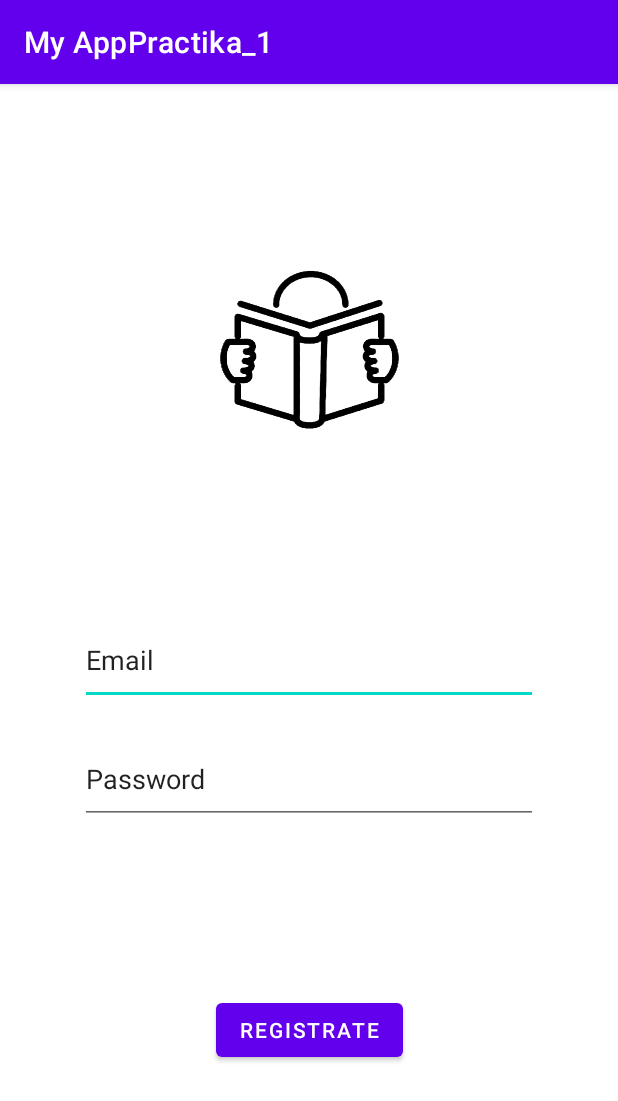
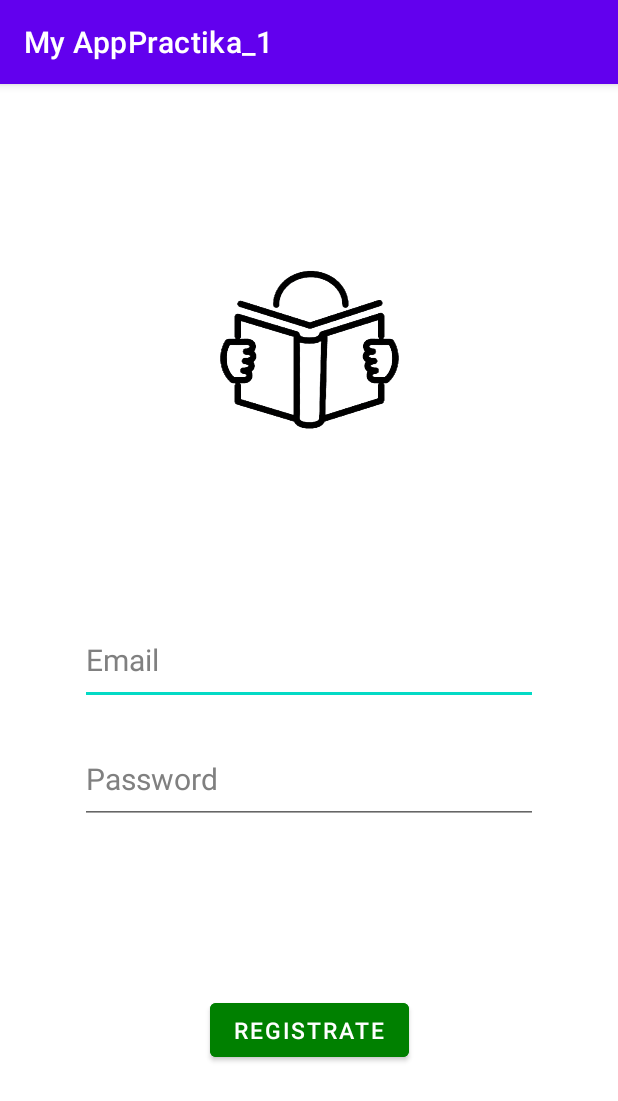
Before and after one commit to vladsorokin/Razrabotka_mobilnih_prilozheniy, an Android app: the screen it shows after launch (MainActivity), on a phone screen of 412 x 824 dp. Shown: the top 1101 px of the screen. Run offline under Robolectric (Android 15) with nearby library versions, the phone set to English and light mode, and no system bars.

Commit message:
program work

```diff
--- a/app/src/main/java/com/example/myapppractika_1/MainActivity.java
+++ b/app/src/main/java/com/example/myapppractika_1/MainActivity.java
@@ -19,6 +19,17 @@ public class MainActivity extends AppCompatActivity {
 
         Toast.makeText(MainActivity.this, "App Created", Toast.LENGTH_SHORT).show();
         Log.v(TAG, "This app is created");
+
+        Button btn = (Button)findViewById(R.id.btn);
+        View.OnClickListener onClickListener = new View.OnClickListener() {
+            @Override
+            public void onClick(View view) {
+                Intent intent = new Intent(MainActivity.this, Activity_2.class);
+                startActivity(intent);
+
+            }
+        };
+        btn.setOnClickListener(onClickListener);
     }
 
     @Override
--- a/app/src/main/res/layout/activity_main.xml
+++ b/app/src/main/res/layout/activity_main.xml
@@ -14,13 +14,16 @@
         app:layout_constraintEnd_toEndOf="parent"
         app:layout_constraintStart_toStartOf="parent"
         app:layout_constraintTop_toTopOf="parent"
-        app:srcCompat="@drawable/library" />
+        app:srcCompat="@drawable/library"
+        android:contentDescription="TODO" />
 
     <EditText
         android:id="@+id/textView"
         android:layout_width="305dp"
         android:layout_height="60dp"
-        android:text="Email"
+        android:text="@string/emailText"
+        android:textSize="20dp"
+        android:textColor="@color/grey"
         app:layout_constraintBottom_toBottomOf="parent"
         app:layout_constraintEnd_toEndOf="parent"
         app:layout_constraintStart_toStartOf="parent"
@@ -30,7 +33,9 @@
         android:id="@+id/textView2"
         android:layout_width="305dp"
         android:layout_height="60dp"
-        android:text="Password"
+        android:text="@string/passwordText"
+        android:textSize="20dp"
+        android:textColor="@color/grey"
         app:layout_constraintBottom_toBottomOf="parent"
         app:layout_constraintEnd_toEndOf="parent"
         app:layout_constraintHorizontal_bias="0.498"
@@ -39,12 +44,16 @@
         app:layout_constraintVertical_bias="0.066" />
 
     <Button
-        android:id="@+id/button"
+        android:id="@+id/btn"
         android:layout_width="wrap_content"
         android:layout_height="wrap_content"
-        android:text="Registrate"
+        android:backgroundTint="@color/green"
+        android:onClick="onClickListener"
+        android:text="@string/buttonText"
+        android:textSize="15sp"
         app:layout_constraintBottom_toBottomOf="parent"
         app:layout_constraintEnd_toEndOf="parent"
         app:layout_constraintStart_toStartOf="parent"
         app:layout_constraintTop_toBottomOf="@+id/textView2" />
+
 </androidx.constraintlayout.widget.ConstraintLayout>
--- a/app/src/main/res/values/colors.xml
+++ b/app/src/main/res/values/colors.xml
@@ -7,4 +7,7 @@
     <color name="teal_700">#FF018786</color>
     <color name="black">#FF000000</color>
     <color name="white">#FFFFFFFF</color>
+    <color name="red">#FBCD0654</color>
+    <color name="grey">#808080</color>
+    <color name="green">#008000</color>
 </resources>
--- a/app/src/main/res/values/strings.xml
+++ b/app/src/main/res/values/strings.xml
@@ -1,3 +1,6 @@
 <resources>
     <string name="app_name">My AppPractika_1</string>
+    <string name="emailText">Email</string>
+    <string name="passwordText">Password</string>
+    <string name="buttonText">Registrate</string>
 </resources>
```
Also changed, not shown: app/src/main/AndroidManifest.xml (+7 -0 lines), app/src/main/java/com/example/myapppractika_1/Activity_2.java (added, +14 -0 lines), app/src/main/res/layout/activity_2.xml (added, +9 -0 lines).
